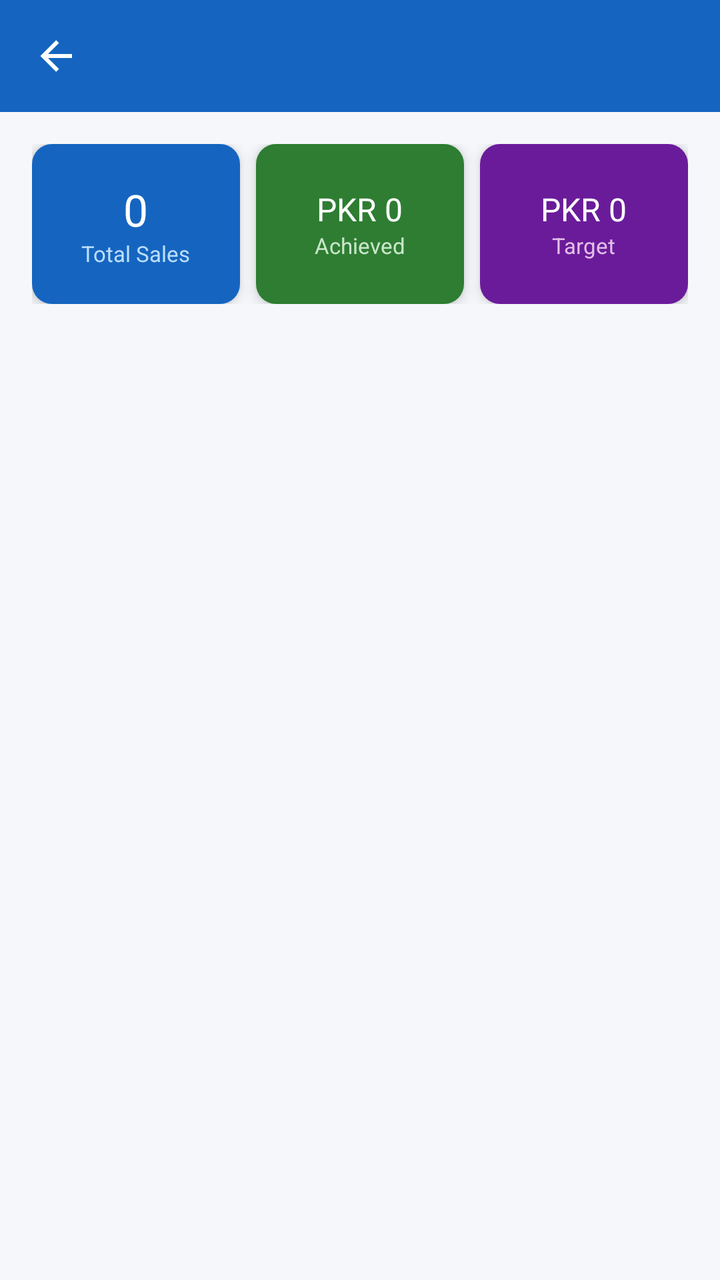
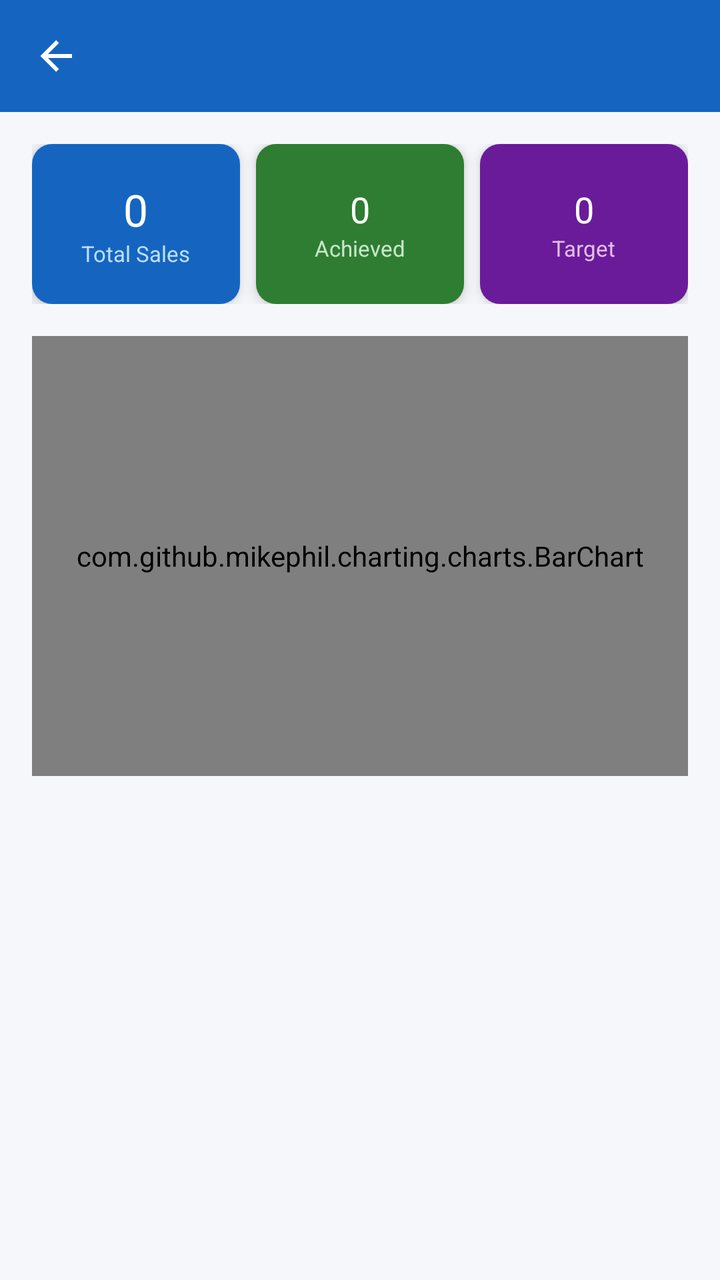

Before-and-after screenshots of an Android layout around one commit, followed by the original layout XML and the change that was made.
<!-- AndroidManifest.xml: application theme Theme.WorkVerse -->
<!-- res/layout/activity_ceo_sales_report.xml -->
<?xml version="1.0" encoding="utf-8"?>
<LinearLayout xmlns:android="http://schemas.android.com/apk/res/android"
    xmlns:app="http://schemas.android.com/apk/res-auto"
    android:layout_width="match_parent"
    android:layout_height="match_parent"
    android:background="@color/background"
    android:orientation="vertical">

    <androidx.appcompat.widget.Toolbar
        android:id="@+id/toolbar"
        android:layout_width="match_parent"
        android:layout_height="?attr/actionBarSize"
        android:background="@color/primary"
        app:navigationIcon="@drawable/ic_back"
        app:titleTextColor="@color/white" />

    <ProgressBar
        android:id="@+id/progressBar"
        android:layout_width="wrap_content"
        android:layout_height="wrap_content"
        android:layout_gravity="center"
        android:visibility="gone" />

    <LinearLayout
        android:layout_width="match_parent"
        android:layout_height="wrap_content"
        android:orientation="horizontal"
        android:padding="16dp">

        <androidx.cardview.widget.CardView
            android:layout_width="0dp"
            android:layout_height="80dp"
            android:layout_marginEnd="8dp"
            android:layout_weight="1"
            app:cardCornerRadius="10dp"
            app:cardElevation="4dp">

            <LinearLayout
                android:layout_width="match_parent"
                android:layout_height="match_parent"
                android:background="@color/card_blue"
                android:gravity="center"
                android:orientation="vertical">

                <TextView
                    android:id="@+id/tvTotalSales"
                    android:layout_width="wrap_content"
                    android:layout_height="wrap_content"
                    android:fontFamily="sans-serif-bold"
                    android:text="0"
                    android:textColor="@color/white"
                    android:textSize="22sp" />

                <TextView
                    android:layout_width="wrap_content"
                    android:layout_height="wrap_content"
                    android:text="Total Sales"
                    android:textColor="#BBDEFB"
                    android:textSize="11sp" />
            </LinearLayout>
        </androidx.cardview.widget.CardView>

        <androidx.cardview.widget.CardView
            android:layout_width="0dp"
            android:layout_height="80dp"
            android:layout_weight="1"
            app:cardCornerRadius="10dp"
            app:cardElevation="4dp">

            <LinearLayout
                android:layout_width="match_parent"
                android:layout_height="match_parent"
                android:background="@color/card_green"
                android:gravity="center"
                android:orientation="vertical">

                <TextView
                    android:id="@+id/tvTotalAmount"
                    android:layout_width="wrap_content"
                    android:layout_height="wrap_content"
                    android:fontFamily="sans-serif-bold"
                    android:text="PKR 0"
                    android:textColor="@color/white"
                    android:textSize="16sp" />

                <TextView
                    android:layout_width="wrap_content"
                    android:layout_height="wrap_content"
                    android:text="Achieved"
                    android:textColor="#C8E6C9"
                    android:textSize="11sp" />
            </LinearLayout>
        </androidx.cardview.widget.CardView>

        <androidx.cardview.widget.CardView
            android:layout_width="0dp"
            android:layout_height="80dp"
            android:layout_marginStart="8dp"
            android:layout_weight="1"
            app:cardCornerRadius="10dp"
            app:cardElevation="4dp">

            <LinearLayout
                android:layout_width="match_parent"
                android:layout_height="match_parent"
                android:background="@color/card_purple"
                android:gravity="center"
                android:orientation="vertical">

                <TextView
                    android:id="@+id/tvTargetAmount"
                    android:layout_width="wrap_content"
                    android:layout_height="wrap_content"
                    android:fontFamily="sans-serif-bold"
                    android:text="PKR 0"
                    android:textColor="@color/white"
                    android:textSize="16sp" />

                <TextView
                    android:layout_width="wrap_content"
                    android:layout_height="wrap_content"
                    android:text="Target"
                    android:textColor="#E1BEE7"
                    android:textSize="11sp" />
            </LinearLayout>
        </androidx.cardview.widget.CardView>
    </LinearLayout>

    <TextView
        android:id="@+id/tvEmpty"
        android:layout_width="wrap_content"
        android:layout_height="wrap_content"
        android:layout_gravity="center"
        android:layout_marginTop="30dp"
        android:text="No data available"
        android:textColor="@color/text_secondary"
        android:visibility="gone" />

    <androidx.recyclerview.widget.RecyclerView
        android:id="@+id/recyclerView"
        android:layout_width="match_parent"
        android:layout_height="0dp"
        android:layout_weight="1"
        android:clipToPadding="false"
        android:padding="12dp" />
</LinearLayout>
<!-- resources referenced by this layout -->
<resources>
  <color name="background">#F5F7FA</color>
  <color name="card_blue">#1565C0</color>
  <color name="card_green">#2E7D32</color>
  <color name="card_purple">#6A1B9A</color>
  <color name="primary">#1565C0</color>
  <color name="text_secondary">#757575</color>
  <color name="white">#FFFFFF</color>
  <!-- drawable ic_back (drawable) -->
  <?xml version="1.0" encoding="utf-8"?>
  <vector xmlns:android="http://schemas.android.com/apk/res/android" android:width="24dp" android:height="24dp" android:viewportWidth="24" android:viewportHeight="24">
      <path android:fillColor="#FFFFFF" android:pathData="M20,11V13H8L13.5,18.5L12.08,19.92L4.16,12L12.08,4.08L13.5,5.5L8,11H20Z"/>
  </vector>
  <style name="Theme.WorkVerse" parent="Theme.MaterialComponents.Light.NoActionBar">
          <item name="colorPrimary">@color/primary</item>
          <item name="colorPrimaryVariant">@color/primary_dark</item>
          <item name="colorOnPrimary">@color/white</item>
          <item name="colorSecondary">@color/accent</item>
          <item name="android:colorBackground">@color/background</item>
          <item name="android:statusBarColor">@color/primary_dark</item>
      </style>
  <color name="primary_dark">#0D47A1</color>
  <color name="accent">#FF8F00</color>
</resources>

<!-- the commit's change to res/layout/activity_ceo_sales_report.xml (unified diff, before → after) -->
@@ -79,9 +79,9 @@
                     android:layout_width="wrap_content"
                     android:layout_height="wrap_content"
                     android:fontFamily="sans-serif-bold"
-                    android:text="PKR 0"
+                    android:text="0"
                     android:textColor="@color/white"
-                    android:textSize="16sp" />
+                    android:textSize="18sp" />
 
                 <TextView
                     android:layout_width="wrap_content"
@@ -112,9 +112,9 @@
                     android:layout_width="wrap_content"
                     android:layout_height="wrap_content"
                     android:fontFamily="sans-serif-bold"
-                    android:text="PKR 0"
+                    android:text="0"
                     android:textColor="@color/white"
-                    android:textSize="16sp" />
+                    android:textSize="18sp" />
 
                 <TextView
                     android:layout_width="wrap_content"
@@ -125,6 +125,14 @@
             </LinearLayout>
         </androidx.cardview.widget.CardView>
     </LinearLayout>
+
+    
+    <com.github.mikephil.charting.charts.BarChart
+        android:id="@+id/barChartSales"
+        android:layout_width="match_parent"
+        android:layout_height="220dp"
+        android:layout_marginHorizontal="16dp"
+        android:layout_marginBottom="8dp"/>
 
     <TextView
         android:id="@+id/tvEmpty"
